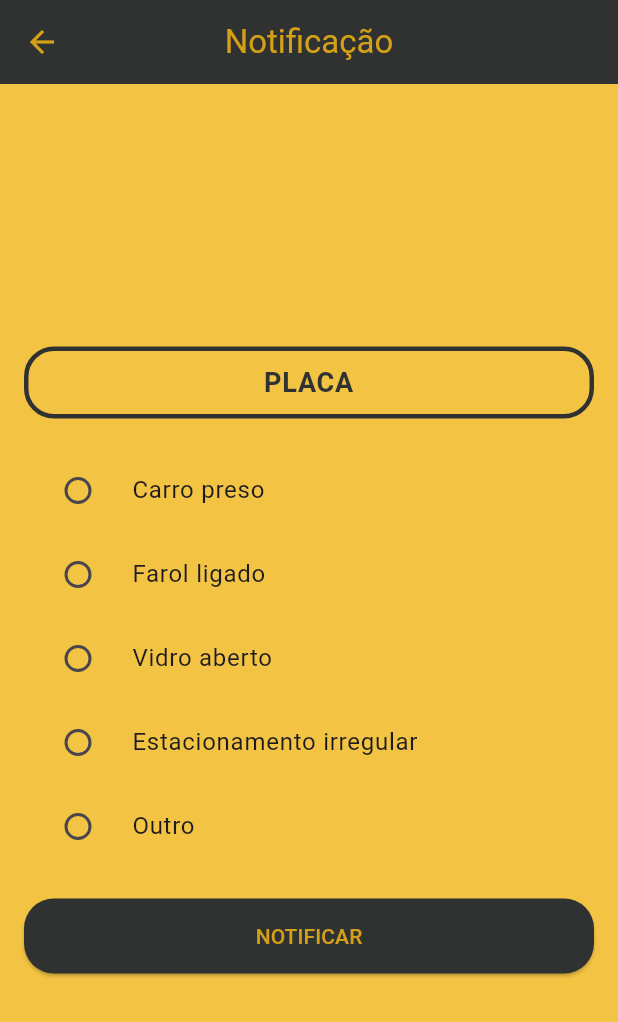
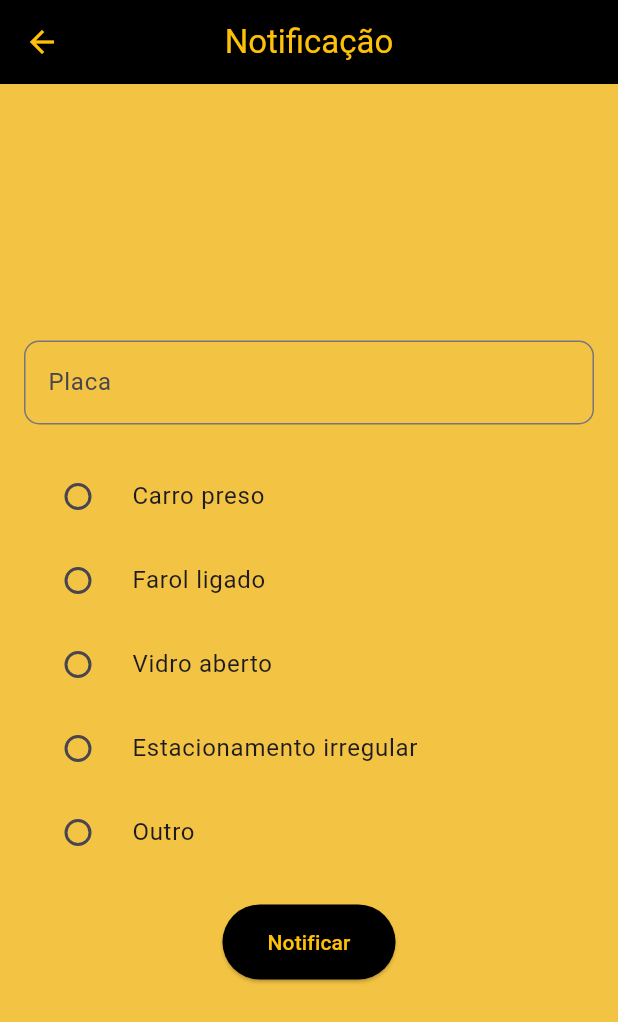
Before and after one commit to geovaniresende/notificar-corrigido, a Flutter app: the VehicleRegistrationScreen screen opened by its route, on a phone screen of 412 x 824 dp. Shown: the top 1022 px of the screen. Run offline on Flutter 3.47's test engine with Material 3 defaults, Android fonts, the phone set to English and light mode, and no system bars; our stand-ins replace cloud_firestore, cloud_functions, firebase_auth, firebase_core, firebase_messaging, googleapis_auth and 1 more; accounts and stored records are empty; project files that could hold a hidden picture were left out.

Commit message:
atualização

```diff
--- a/lib/screens/vehicle_registration_screen.dart
+++ b/lib/screens/vehicle_registration_screen.dart
@@ -1,5 +1,4 @@
 import 'package:flutter/material.dart';
-import 'package:flutter/services.dart';
 import 'package:cloud_firestore/cloud_firestore.dart';
 import 'package:firebase_auth/firebase_auth.dart';
 import 'firebase_notification_service.dart';
@@ -34,6 +33,7 @@ class _VehicleRegistrationScreenState extends State<VehicleRegistrationScreen> {
     String senderId = FirebaseAuth.instance.currentUser?.uid ?? "desconhecido";
 
     try {
+      // Criando notificação na aba "Realizadas"
       await _firestore
           .collection('sentRequests')
           .doc(senderId)
@@ -46,6 +46,7 @@ class _VehicleRegistrationScreenState extends State<VehicleRegistrationScreen> {
         'sentBy': senderId,
       });
 
+      // Criando notificação na aba "Recebidas"
       await _firestore
           .collection('receivedRequests')
           .doc(plate)
@@ -58,6 +59,7 @@ class _VehicleRegistrationScreenState extends State<VehicleRegistrationScreen> {
         'sentBy': senderId,
       });
 
+      // Buscar token do usuário pelo UID e não pela placa
       var querySnapshot = await _firestore
           .collection('users')
           .where('plate', isEqualTo: plate)
@@ -65,15 +67,20 @@ class _VehicleRegistrationScreenState extends State<VehicleRegistrationScreen> {
           .get();
 
       if (querySnapshot.docs.isNotEmpty) {
-        String? token = querySnapshot.docs.first.data()['fcmToken'];
+        String userData = querySnapshot.docs.first.data().toString();
+        print("Dados do usuário encontrado: $userData");
+
+        // Verificar o campo correto (fcm_token)
+        String? token = querySnapshot.docs.first.data()['fcm_token'];
         if (token != null) {
           await _notificationService.sendPushNotification(
               token, "Alerta de Veículo", message);
+          print("✅ Notificação enviada com sucesso para o token FCM: $token");
         } else {
-          print("Usuário encontrado, mas sem token FCM.");
+          print("❌ Usuário encontrado, mas sem token FCM.");
         }
       } else {
-        print("Nenhum usuário encontrado com essa placa.");
+        print("❌ Nenhum usuário encontrado com essa placa.");
       }
     } catch (e) {
       print("Erro ao enviar notificação: $e");
@@ -98,11 +105,10 @@ class _VehicleRegistrationScreenState extends State<VehicleRegistrationScreen> {
     return Scaffold(
       appBar: AppBar(
         centerTitle: true,
-        title: const Text('Notificação',
-            style: TextStyle(color: Color(0xFFD4A017))),
-        backgroundColor: const Color(0xFF303131),
+        title: const Text('Notificação', style: TextStyle(color: Colors.amber)),
+        backgroundColor: Colors.black,
         leading: IconButton(
-          icon: const Icon(Icons.arrow_back, color: Color(0xFFD4A017)),
+          icon: const Icon(Icons.arrow_back, color: Colors.amber),
           onPressed: () {
             Navigator.of(context).pop();
           },
@@ -113,53 +119,13 @@ class _VehicleRegistrationScreenState extends State<VehicleRegistrationScreen> {
         child: Column(
           mainAxisAlignment: MainAxisAlignment.center,
           children: [
-            // Campo de texto da placa com hint text centralizado em negrito
             TextField(
               controller: _plateController,
               decoration: InputDecoration(
-                hintText: 'PLACA', // Texto "PLACA"
-                hintStyle: TextStyle(
-                  fontWeight: FontWeight.bold, // Negrito
-                  fontSize: 18,
-                  color: Color(0xFF303131),
-                ),
+                labelText: 'Placa',
                 border: OutlineInputBorder(
-                  borderRadius: BorderRadius.circular(20.0),
-                  borderSide: const BorderSide(
-                    color: Color(0xFF303131),
-                    width: 3.0,
-                  ),
-                ),
-                enabledBorder: OutlineInputBorder(
-                  borderRadius: BorderRadius.circular(20.0),
-                  borderSide: const BorderSide(
-                    color: Color(0xFF303131),
-                    width: 3.0,
-                  ),
-                ),
-                focusedBorder: OutlineInputBorder(
-                  borderRadius: BorderRadius.circular(20.0),
-                  borderSide: const BorderSide(
-                    color: Color(0xFF303131),
-                    width: 4.0,
-                  ),
-                ),
-                filled: true,
-                fillColor: Colors.transparent,
-                contentPadding: const EdgeInsets.symmetric(
-                    vertical: 10.0, horizontal: 12.0),
+                    borderRadius: BorderRadius.circular(10.0)),
               ),
-              style: const TextStyle(
-                color: Color(0xFF303131),
-                fontSize: 16,
-                fontWeight: FontWeight.bold,
-              ),
-              inputFormatters: [
-                UpperCaseTextFormatter(), // Formatação para maiúsculas
-              ],
-              textCapitalization: TextCapitalization
-                  .characters, // Garante que o teclado mostre as maiúsculas
-              textAlign: TextAlign.center, // Centraliza o texto dentro da caixa
             ),
             const SizedBox(height: 20),
             _buildRadioOption('Carro preso'),
@@ -168,20 +134,15 @@ class _VehicleRegistrationScreenState extends State<VehicleRegistrationScreen> {
             _buildRadioOption('Estacionamento irregular'),
             _buildRadioOption('Outro'),
             const SizedBox(height: 20),
-            SizedBox(
-              width: double.infinity,
-              child: ElevatedButton(
-                onPressed: () => _onNotifyPressed(context),
-                style: ElevatedButton.styleFrom(
-                  backgroundColor: const Color(0xFF303131),
-                  padding: const EdgeInsets.symmetric(vertical: 15),
-                  shape: RoundedRectangleBorder(
-                    borderRadius: BorderRadius.circular(20.0),
-                  ),
-                ),
-                child: const Text('NOTIFICAR',
-                    style: TextStyle(color: Color(0xFFD4A017))),
+            ElevatedButton(
+              onPressed: () => _onNotifyPressed(context),
+              style: ElevatedButton.styleFrom(
+                backgroundColor: Colors.black,
+                padding:
+                    const EdgeInsets.symmetric(horizontal: 30, vertical: 15),
               ),
+              child: const Text('Notificar',
+                  style: TextStyle(color: Colors.amber)),
             ),
           ],
         ),
@@ -202,14 +163,3 @@ class _VehicleRegistrationScreenState extends State<VehicleRegistrationScreen> {
     );
   }
 }
-
-class UpperCaseTextFormatter extends TextInputFormatter {
-  @override
-  TextEditingValue formatEditUpdate(
-      TextEditingValue oldValue, TextEditingValue newValue) {
-    return TextEditingValue(
-      text: newValue.text.toUpperCase(), // Converter para maiúsculas
-      selection: newValue.selection,
-    );
-  }
-}
--- a/pubspec.yaml
+++ b/pubspec.yaml
@@ -19,6 +19,10 @@ dependencies:
   firebase_messaging: ^15.2.4
   flutter_local_notifications: ^19.0.0
   permission_handler: ^11.3.0
+  googleapis_auth: ^1.1.0
+  googleapis: ^14.0.0
+  cloud_functions: ^5.3.4
+
 
 dev_dependencies:
   flutter_test:
@@ -48,6 +52,7 @@ flutter:
     - assets/images/notification_icon.png
     - assets/images/relogio.png
     - assets/images/caricon3.png
+    - assets/notificar-backend-16117-firebase-adminsdk-fbsvc-4cda64d184.json
 
 # Configuração do flutter_launcher_icons
 flutter_launcher_icons:
```
Also changed, not shown: assets/notificar-backend-16117-firebase-adminsdk-fbsvc-4cda64d184.json (added, +13 -0 lines), lib/main.dart (+113 -143 lines), lib/screens/firebase_notification_service.dart (+42 -16 lines), pubspec.lock, 10 other files.
